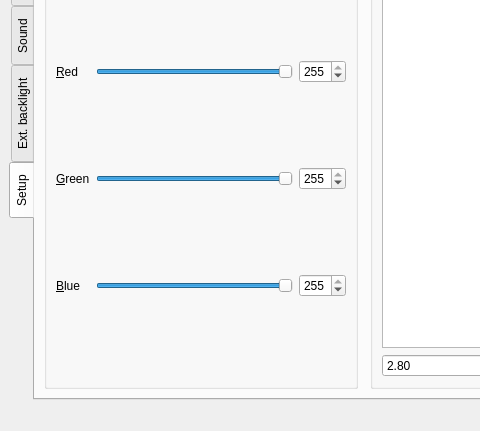
First picture: the form in software/mainwindow.ui, repository elektro-NIK/P3DA, before the edit; both pictures show x 0 to 480 and y 136 to 567 of the 704 by 567 pixel window.
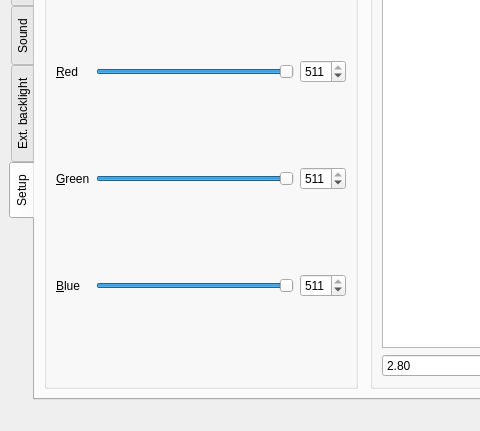
Second picture: the form after the edit. The open tabs and pages were chosen to show the change. Icons and pictures are not drawn.

The edit to the form file:
```diff
--- a/software/mainwindow.ui
+++ b/software/mainwindow.ui
@@ -1603,13 +1603,13 @@
            <item row="0" column="1">
             <widget class="QSlider" name="horizontalSlider_wb_r">
              <property name="maximum">
-              <number>255</number>
+              <number>511</number>
              </property>
              <property name="value">
-              <number>255</number>
+              <number>511</number>
              </property>
              <property name="sliderPosition">
-              <number>255</number>
+              <number>511</number>
              </property>
              <property name="tracking">
               <bool>true</bool>
@@ -1662,10 +1662,10 @@
               <bool>false</bool>
              </property>
              <property name="maximum">
-              <number>255</number>
+              <number>511</number>
              </property>
              <property name="value">
-              <number>255</number>
+              <number>511</number>
              </property>
             </widget>
            </item>
@@ -1682,10 +1682,10 @@
            <item row="1" column="1">
             <widget class="QSlider" name="horizontalSlider_wb_g">
              <property name="maximum">
-              <number>255</number>
+              <number>511</number>
              </property>
              <property name="value">
-              <number>255</number>
+              <number>511</number>
              </property>
              <property name="orientation">
               <enum>Qt::Horizontal</enum>
@@ -1705,10 +1705,10 @@
            <item row="2" column="1">
             <widget class="QSlider" name="horizontalSlider_wb_b">
              <property name="maximum">
-              <number>255</number>
+              <number>511</number>
              </property>
              <property name="value">
-              <number>255</number>
+              <number>511</number>
              </property>
              <property name="orientation">
               <enum>Qt::Horizontal</enum>
@@ -1736,10 +1736,10 @@
               <bool>false</bool>
              </property>
              <property name="maximum">
-              <number>255</number>
+              <number>511</number>
              </property>
              <property name="value">
-              <number>255</number>
+              <number>511</number>
              </property>
             </widget>
            </item>
@@ -1764,10 +1764,10 @@
               <bool>false</bool>
              </property>
              <property name="maximum">
-              <number>255</number>
+              <number>511</number>
              </property>
              <property name="value">
-              <number>255</number>
+              <number>511</number>
              </property>
             </widget>
            </item>
```
Left out of the diff: 168 changed lines with no effect on the pictures.
